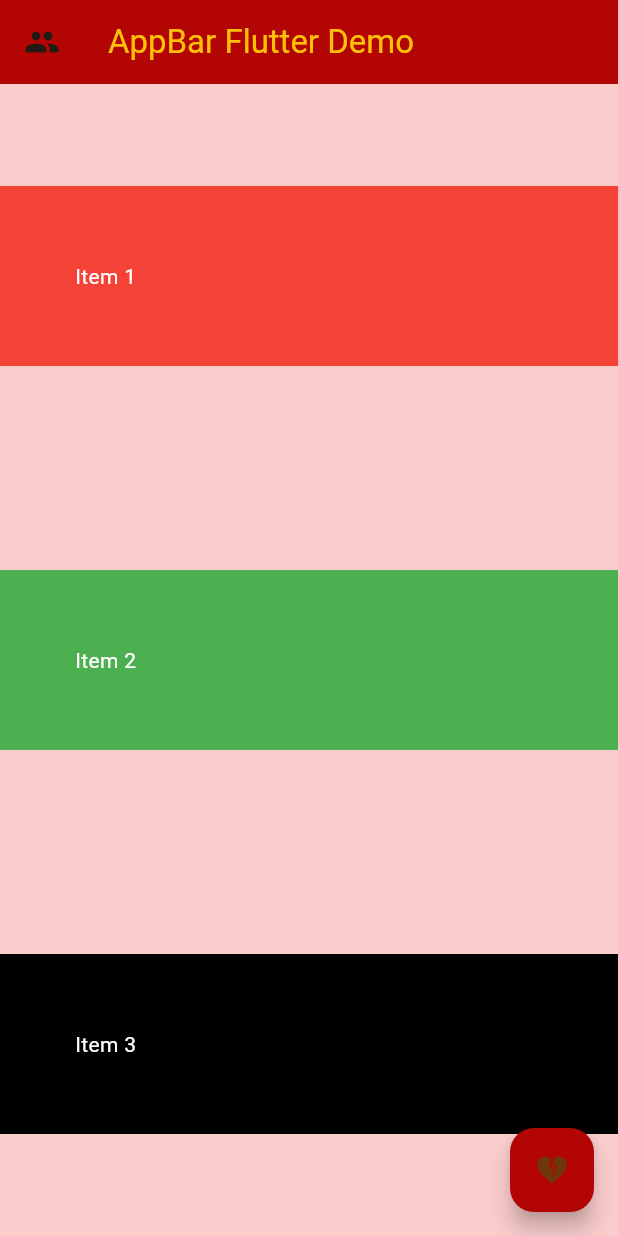
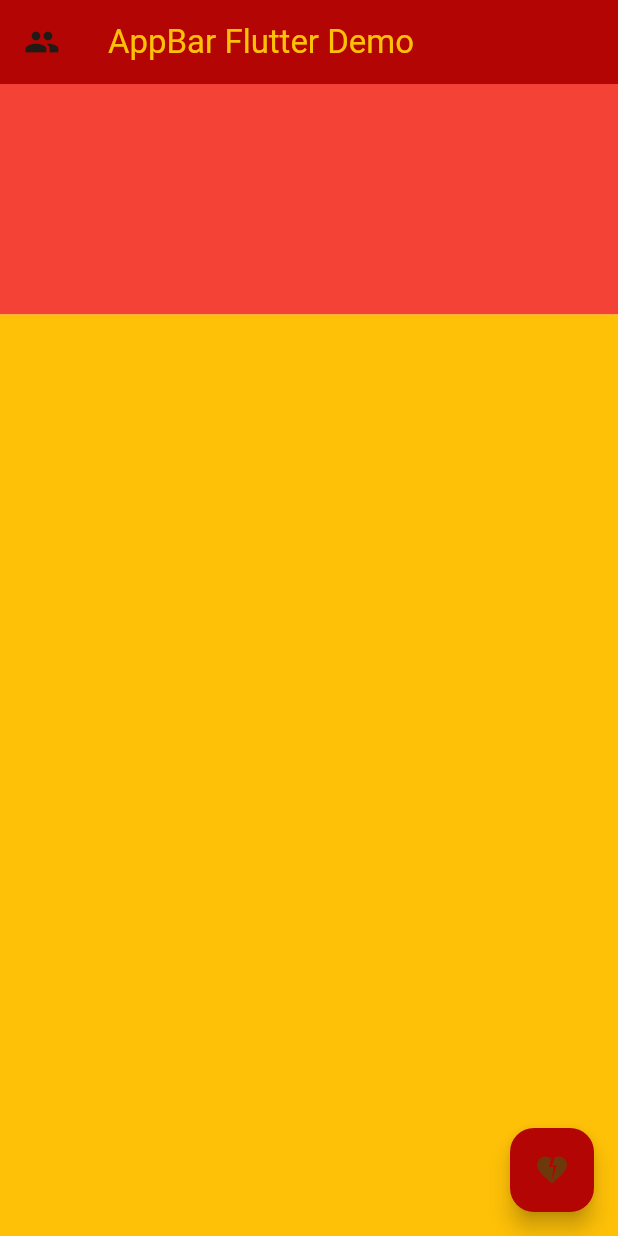
Before and after one commit to cinnee-pcy/newtestapp, a Flutter app: the screen it shows after launch, on a phone screen of 412 x 824 dp. Run offline on Flutter 3.47's test engine with Material 3 defaults, Android fonts, the phone set to English and light mode, and no system bars; our stand-ins replace google_fonts.

Commit message:
Expanded

```diff
--- a/lib/main.dart
+++ b/lib/main.dart
@@ -28,43 +28,26 @@ class MyApp extends StatelessWidget {
             leading: const Icon(Icons.people),
             backgroundColor: const Color.fromARGB(255, 180, 5, 5),
           ),
-          body:Container(
+          body: Container(
             color: const Color.fromARGB(255, 250, 204, 204),
-            child:  Column(
-            mainAxisAlignment: MainAxisAlignment.spaceAround,
-            crossAxisAlignment: CrossAxisAlignment.stretch,
-            children: [
-              Container(
-                padding: const EdgeInsets.all(50),
-                color: Colors.red,
-                child: const Text(
-                  "Item 1",
-                  style: TextStyle(color: Colors.white),
-                ),
-              ),
-              //const SizedBox(width: 20),
-              Container(
-                padding: const EdgeInsets.all(50),
-                color: Colors.green,
-                child: const Text(
-                  "Item 2",
-                  style: TextStyle(color: Colors.white),
-                ),
-              ),
-              //const SizedBox(width: 20),
-              Container(
-                padding: const EdgeInsets.all(50),
-                color: Colors.black,
-                child: const Text(
-                  "Item 3",
-                  style: TextStyle(color: Colors.white),
-                ),
-              ),
-            ],
-          ),
+            child: Column(
+              children: [
+                Expanded(
+                    flex: 1,
+                    child: Container(
+                      color: Colors.red,
+                      height: 100,
+                    )),
+                Expanded(
+                  flex: 4,
+                    child: Container(
+                  color: Colors.amber,
+                  height: 100,
+                ))
+              ],
+            ),
           ),
           floatingActionButton: FloatingActionButton(
-
             backgroundColor: const Color.fromARGB(255, 180, 5, 5),
             splashColor: Colors.amber,
             onPressed: () {
```
